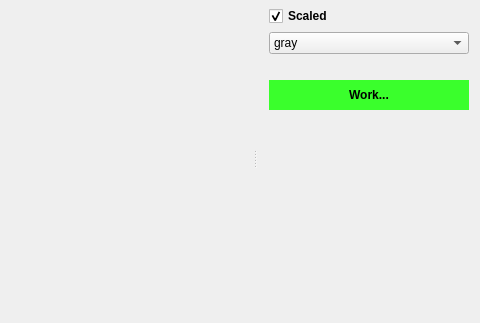
Before: the Qt Designer form mainwindow.ui in artthirt/raw_reader, drawn with Qt 5; both pictures show x 645 to 1125 and y 256 to 579 of the 1125 by 814 pixel window.
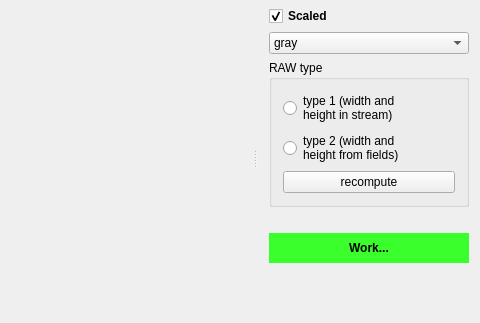
After: the same form once the commit is applied. Custom widgets are drawn as their Qt base class.

Commit message: add types for decode format

```diff
--- a/mainwindow.ui
+++ b/mainwindow.ui
@@ -163,6 +163,38 @@
          </item>
         </widget>
        </item>
+       <item>
+        <widget class="QGroupBox" name="groupBox">
+         <property name="title">
+          <string>RAW type</string>
+         </property>
+         <layout class="QVBoxLayout" name="verticalLayout_4">
+          <item>
+           <widget class="QRadioButton" name="rb_type1">
+            <property name="text">
+             <string>type 1 (width and 
+height in stream)</string>
+            </property>
+           </widget>
+          </item>
+          <item>
+           <widget class="QRadioButton" name="rb_type2">
+            <property name="text">
+             <string>type 2 (width and 
+height from fields)</string>
+            </property>
+           </widget>
+          </item>
+          <item>
+           <widget class="QPushButton" name="pb_recompute">
+            <property name="text">
+             <string>recompute</string>
+            </property>
+           </widget>
+          </item>
+         </layout>
+        </widget>
+       </item>
        <item>
         <widget class="QLabel" name="lb_time_exec">
          <property name="font">
```
Left out of the diff: 2 changed lines with no effect on the pictures. The commit also changes 8 other files.
